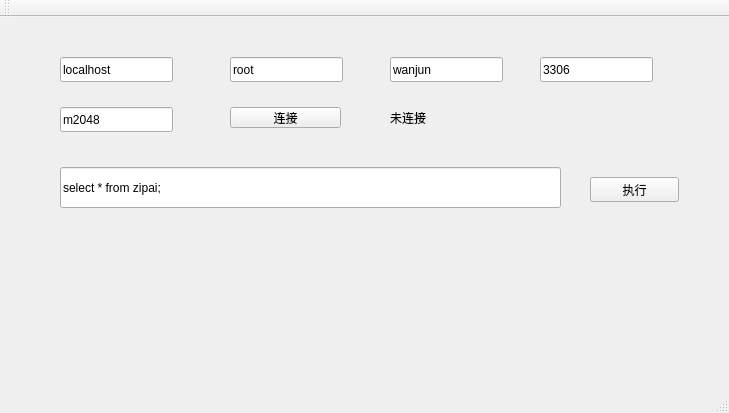
First picture: the form in mysql/mainwindow.ui, repository WanJunCode/MysqlClientQT, before the edit.
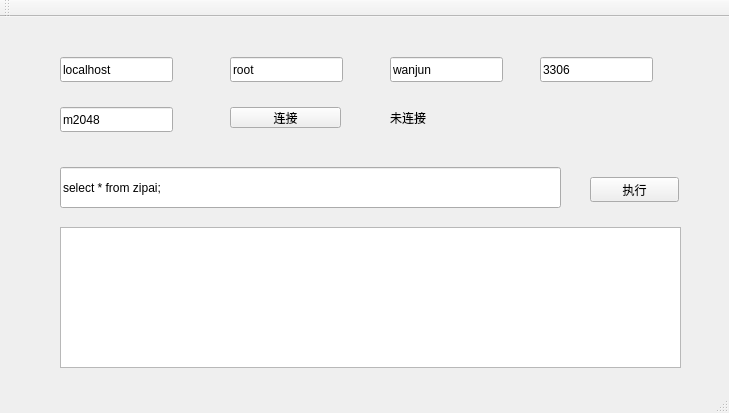
Second picture: the form after the edit.

Commit message: 解决中文乱码问题

The edit to the form file:
```diff
--- a/mysql/mainwindow.ui
+++ b/mysql/mainwindow.ui
@@ -131,6 +131,16 @@
      <string>执行</string>
     </property>
    </widget>
+   <widget class="QPlainTextEdit" name="plainTextEditResult">
+    <property name="geometry">
+     <rect>
+      <x>60</x>
+      <y>210</y>
+      <width>621</width>
+      <height>141</height>
+     </rect>
+    </property>
+   </widget>
   </widget>
   <widget class="QMenuBar" name="menuBar">
    <property name="geometry">
```
The commit also changes 2 other files.
